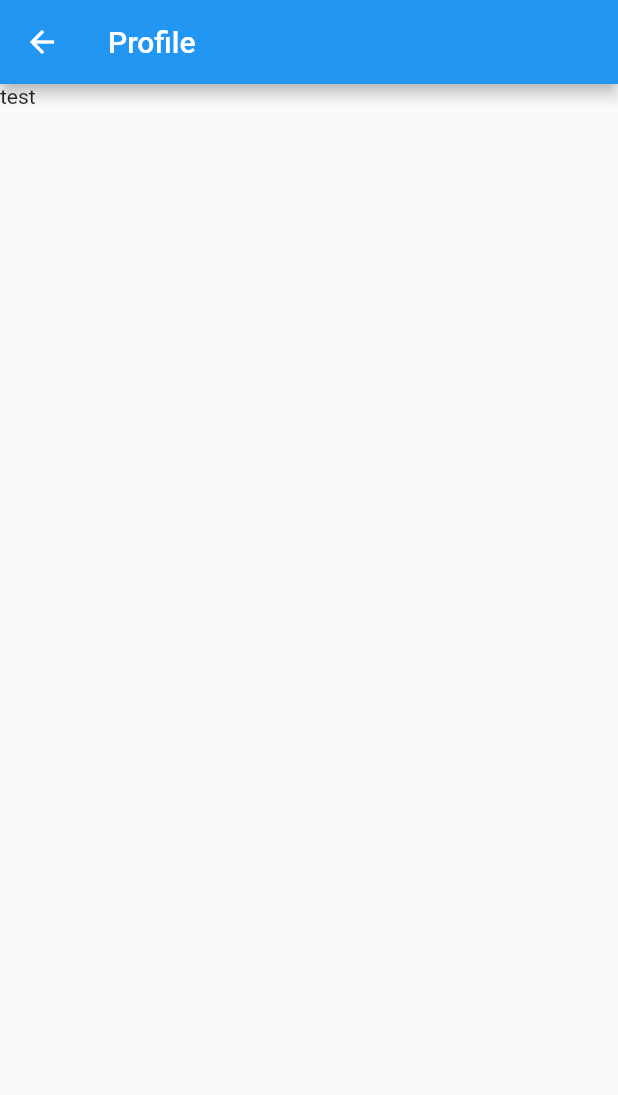
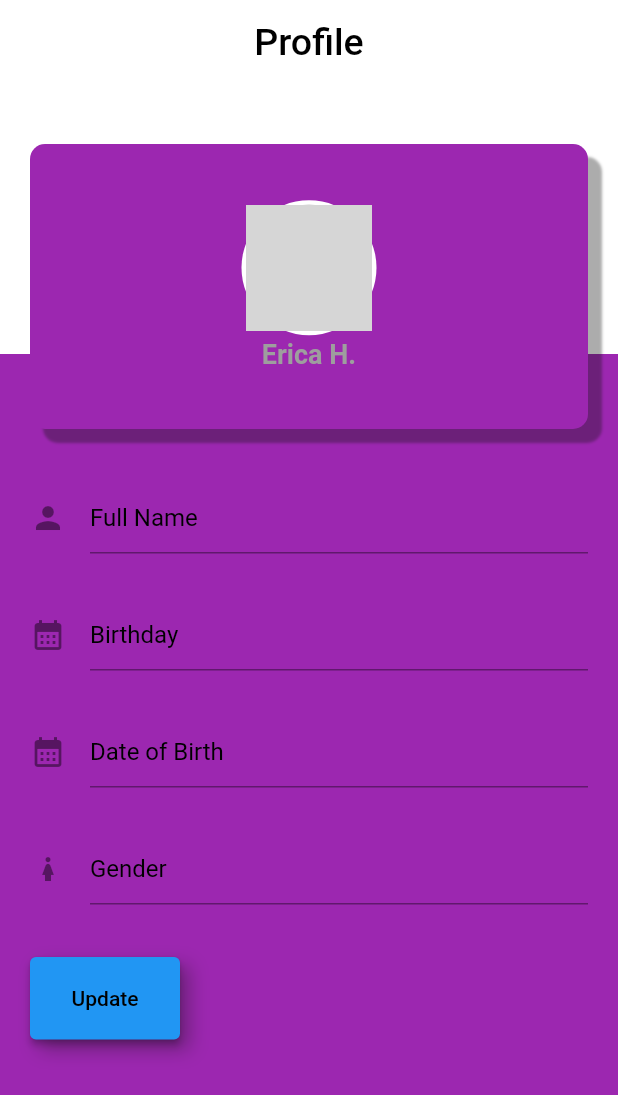
Before and after one commit to raquel-ro/refu_get, a Flutter app: the ProfileScreen screen opened directly, on a phone screen of 412 x 824 dp. Shown: the top 1095 px of the screen. Run offline on Flutter 3.47's test engine with Material 2 defaults, Android fonts, the phone set to English and light mode, and no system bars; grey boxes are pictures that could not be loaded.

Commit message:
profile display page started

```diff
--- a/lib/profilepage.dart
+++ b/lib/profilepage.dart
@@ -1,3 +1,5 @@
+import 'dart:ui';
+
 import 'package:flutter/material.dart';
 import 'components.dart';
 import 'main.dart';
@@ -9,13 +11,180 @@ final Map<String, WidgetBuilder> routes = {
 
 class ProfileScreen extends StatelessWidget {
   static String routeName = '/profile';
+
+  Widget _textFormField(){
+    return Column(
+      mainAxisAlignment: MainAxisAlignment.center,
+      crossAxisAlignment: CrossAxisAlignment.start,
+      children: [
+        Padding(padding: EdgeInsets.symmetric(vertical: 15),
+        child: TextFormField(
+          style: TextStyle(color: Colors.black),
+          decoration: InputDecoration(
+            counterStyle: TextStyle(color: Colors.black),
+            focusColor: Colors.black,
+            icon: Icon(Icons.person),
+            hintText: 'Full Name',
+            hintStyle: TextStyle(color:Colors.black,
+            ),
+          ),
+        ),
+        ),
+        Padding(padding: EdgeInsets.symmetric(vertical: 15),
+        child: TextFormField(
+          style: TextStyle(color: Colors.black),
+          decoration: InputDecoration(
+            counterStyle: TextStyle(color: Colors.black),
+            focusColor: Colors.black,
+            icon: Icon(Icons.calendar_month_sharp),
+            hintText: 'Birthday',
+            hintStyle: TextStyle(color:Colors.black,
+            ),
+          ),
+        ),
+        ),
+
+        Padding(padding: EdgeInsets.symmetric(vertical: 15),
+        child: TextFormField(
+          style: TextStyle(color: Colors.black),
+          decoration: InputDecoration(
+            counterStyle: TextStyle(color: Colors.black),
+            focusColor: Colors.black,
+            icon: Icon(Icons.calendar_month_sharp),
+            hintText: 'Date of Birth',
+            hintStyle: TextStyle(color:Colors.black,
+            ),
+          ),
+        ),
+        ),
+
+        Padding(padding: EdgeInsets.symmetric(vertical: 15),
+        child: TextFormField(
+          style: TextStyle(color: Colors.black),
+          decoration: InputDecoration(
+            counterStyle: TextStyle(color: Colors.black),
+            focusColor: Colors.black,
+            icon: Icon(Icons.girl),
+            //icon: Icon(Icons.boy),
+            hintText: 'Gender',
+            hintStyle: TextStyle(color:Colors.black,
+            ),
+          ),
+        ),
+        ),
+        SizedBox(
+          height: 20,
+        ),
+        Container(
+          height: 55,
+          width: 100,
+          decoration: BoxDecoration(
+            boxShadow: [
+              BoxShadow(
+                color: Color.fromARGB(90, 20, 20, 20),
+                blurRadius: 10,
+                offset: Offset(6, 6),
+              )
+            ]
+          ),
+          child: ElevatedButton(
+            onPressed: (){},
+            //color: Color.purple,
+            child:Text(
+              'Update',
+              style:TextStyle(color:Colors.black),
+              ),
+              ),
+        ),
+      ],
+    );
+  }
+
   @override
   Widget build(BuildContext context) {
     return Scaffold(
+      resizeToAvoidBottomInset: false,
+      backgroundColor: Colors.white,
       appBar: AppBar(
-        title: Text("Profile"),
+        backgroundColor: Colors.white,
+        title: Text(
+          'Profile',
+          style: TextStyle(
+            fontSize: 25,
+            color: Colors.black,
         ),
-        body: Text("test"),
+        ),
+        centerTitle: true,
+        elevation: 0,
+        ),
+        body: Stack(
+          children: [
+            Container(
+              color: Colors.purple,
+              height: double.infinity,
+              width: double.infinity,
+            padding: EdgeInsets.only(
+              top: 250,
+              left: 20,
+              right: 20,
+              ),
+              child: SingleChildScrollView(
+                child: _textFormField(),
+                ),
+          ),
+          Container(
+            height: 180,
+            color: Colors.white,
+          ),
+          Container(
+            width: double.infinity,
+            height: 190,
+            margin: EdgeInsets.symmetric(
+              vertical: 40,
+              horizontal: 20,
+              ),
+              decoration: BoxDecoration(
+                color: Colors.purple,
+                borderRadius: BorderRadius.circular(10),
+                boxShadow: [
+                  BoxShadow(
+                    color: Color.fromARGB(90, 20, 20, 20),
+                    blurRadius: 0.8,
+                    offset: Offset(9, 9),
+                  )
+                ]
+              ),
+              child: Column(
+                mainAxisAlignment: MainAxisAlignment.center,
+                children: [
+                  CircleAvatar(
+                    backgroundColor: Colors.white,
+                    radius: 45,
+                  child: CircleAvatar(
+                    backgroundColor: Colors.grey,
+                    radius: 42,
+                    backgroundImage: AssetImage('Pictures/firstprofile.png'),
+                  ),
+                  ),
+                  SizedBox(
+                    height: 2,
+                    ),
+                  Text(
+                    'Erica H.',
+                    style:TextStyle(
+                      color: Colors.grey,
+                      fontSize: 18,
+                      fontWeight: FontWeight.bold),
+                      ),
+                      SizedBox(
+                        height: 2,
+                      ),
+
+                ],
+              )
+          ),
+          ],
+        ),
     );
   }
 }
```
